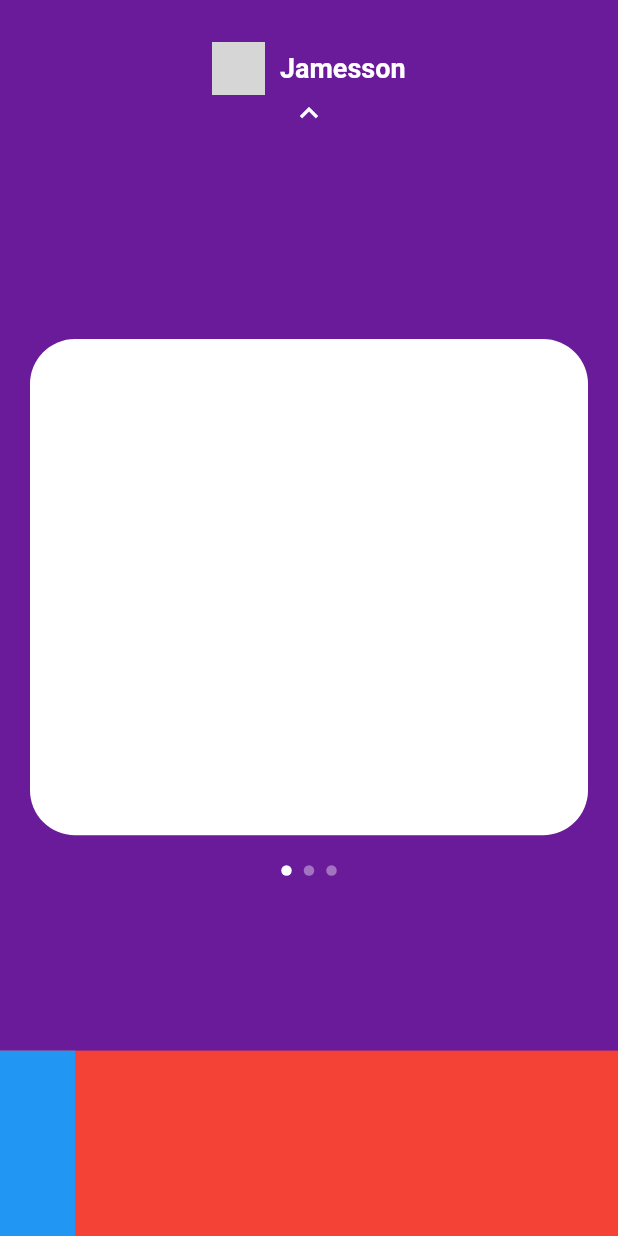
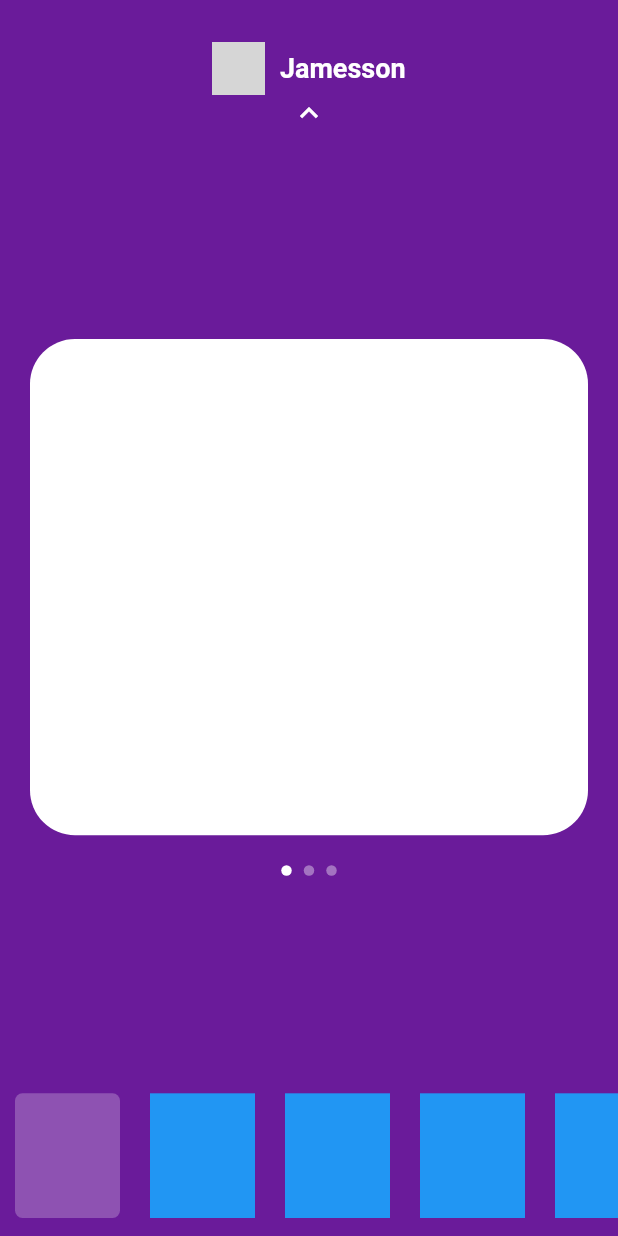
Before and after one commit to jamessonsena/nubank_flutter, a Flutter app: the screen it shows after launch, on a phone screen of 412 x 824 dp. Run offline on Flutter 3.47's test engine with Material 2 defaults, Android fonts, the phone set to English and light mode, and no system bars; network calls fail; grey boxes are pictures that could not be loaded.

Commit message:
criando os itens do menu do footer

```diff
--- a/nubank/lib/pages/home/home_page.dart
+++ b/nubank/lib/pages/home/home_page.dart
@@ -36,7 +36,8 @@ class _HomePageState extends State<HomePage> {
               onTap: () {
                 setState(() {
                   _showMenu = !_showMenu;
-                  _yPosition = _showMenu ? _screenHeigth * .85 : _screenHeigth * .25;
+                  _yPosition =
+                      _showMenu ? _screenHeigth * .85 : _screenHeigth * .25;
                 });
               },
             ),
@@ -50,7 +51,6 @@ class _HomePageState extends State<HomePage> {
               onChanged: (index) {
                 setState(() {
                   _currentIndex = index;
-
                 });
               },
               onPanUpdate: (detail) {
@@ -67,17 +67,18 @@ class _HomePageState extends State<HomePage> {
                       ? positionBouttomLimit
                       : _yPosition;
 
-                  if (_yPosition != positionBouttomLimit && detail.delta.dy >0) {
+                  if (_yPosition != positionBouttomLimit &&
+                      detail.delta.dy > 0) {
                     _yPosition = _yPosition > positionTopLimit + midlePosition
                         ? positionBouttomLimit
                         : _yPosition;
                   }
 
-
                   if (_yPosition != positionTopLimit && detail.delta.dy < 0) {
-                    _yPosition = _yPosition < positionBouttomLimit - midlePosition
-                        ? positionTopLimit
-                        : _yPosition;
+                    _yPosition =
+                        _yPosition < positionBouttomLimit - midlePosition
+                            ? positionTopLimit
+                            : _yPosition;
                   }
 
                   if (_yPosition >= positionBouttomLimit) {
@@ -98,19 +99,56 @@ class _HomePageState extends State<HomePage> {
               bottom: 0,
               left: 0,
               right: 0,
-              height: _screenHeigth * .15,
+              height: _screenHeigth * .13,
               child: Container(
-                height: 100,
-                color: Colors.red,
                 child: ListView(
-                  scrollDirection: Axis.horizontal,// muito top esse elemento, trocando a direção da listview
-                 children: <Widget>[
-                   Container(
-                     width: 50,
-                    height: 50,
-                    color: Colors.blue,
-                   )
-                 ],
+                  physics: BouncingScrollPhysics(), //Efeito de elastico
+                  scrollDirection: Axis
+                      .horizontal, // muito top esse elemento, trocando a direção da listview
+                  children: <Widget>[
+                    Padding(
+                      padding: const EdgeInsets.symmetric(
+                          horizontal: 10, vertical: 12),
+                      child: Container(
+                        width: 70,
+                        decoration: BoxDecoration(
+                          borderRadius: BorderRadius.circular(5),
+                          color: Colors.white24,
+                        ),
+                        ),
+                    ),
+                    Padding(
+                      padding: const EdgeInsets.symmetric(
+                          horizontal: 10, vertical: 12),
+                      child: Container(
+                        width: 70,
+                        color: Colors.blue,
+                      ),
+                    ),
+                    Padding(
+                      padding: const EdgeInsets.symmetric(
+                          horizontal: 10, vertical: 12),
+                      child: Container(
+                        width: 70,
+                        color: Colors.blue,
+                      ),
+                    ),
+                    Padding(
+                      padding: const EdgeInsets.symmetric(
+                          horizontal: 10, vertical: 12),
+                      child: Container(
+                        width: 70,
+                        color: Colors.blue,
+                      ),
+                    ), Padding(
+                      padding: const EdgeInsets.symmetric(
+                          horizontal: 10, vertical: 12),
+                      child: Container(
+                        width: 70,
+                        color: Colors.blue,
+                      ),
+                    ),
+                  ],
                 ),
               ),
             )
```
